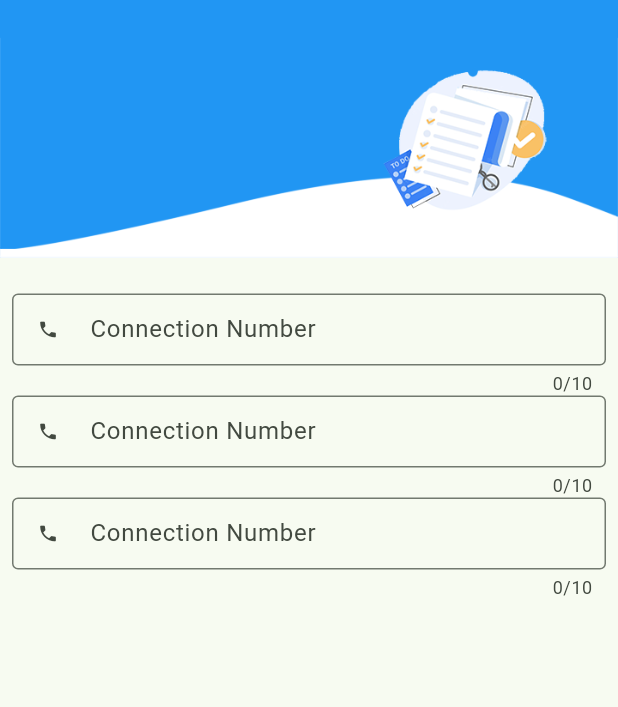
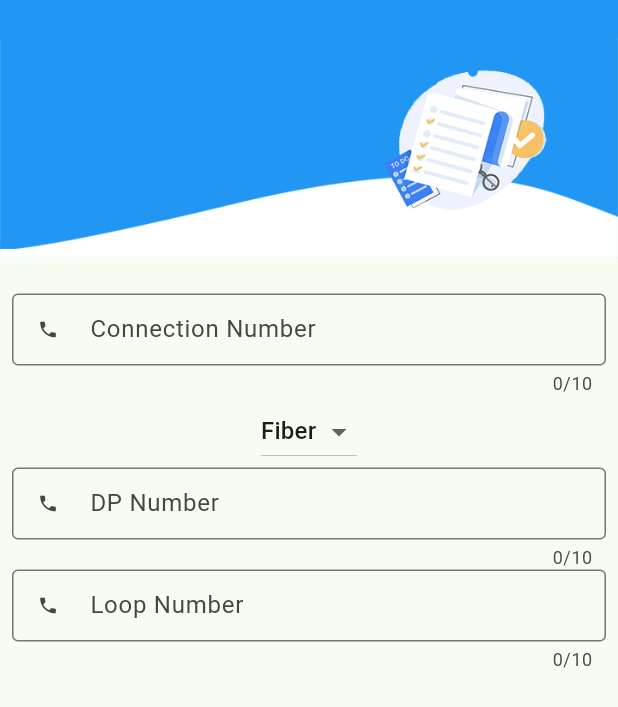
Before and after one commit to akilama471/Telecommunications-repair-management-app, a Flutter app: the NewRepairView screen opened directly, on a phone screen of 412 x 824 dp. Shown: the top 707 px of the screen. Run offline on Flutter 3.47's test engine with Material 2 defaults, Android fonts, the phone set to English and light mode, and no system bars; our stand-ins replace cloud_firestore, firebase_auth, firebase_core, fluttertoast, get, google_fonts; accounts and stored records are empty.

Commit message:
view update

```diff
--- a/lib/module/admin/views/new_repair.dart
+++ b/lib/module/admin/views/new_repair.dart
@@ -9,6 +9,7 @@ class NewRepairView extends StatefulWidget {
 }
 
 class _NewRepairViewState extends State<NewRepairView> {
+  String _dropdownValue = "fiber";
   @override
   Widget build(BuildContext context) => SafeArea(
       child: Scaffold(
@@ -25,16 +26,38 @@ class _NewRepairViewState extends State<NewRepairView> {
                     padding: const EdgeInsets.all(8.0),
                     child: Column(
                       crossAxisAlignment: CrossAxisAlignment.center,
-                      children: const [
+                      children: [
                         // connection number , connection type, MDF , TID TAG
                         // dp number , Loop Number
                         // fault Type[OverHead , UG , Internal],
-                        FormTextWidget(inputType: TextInputType.number, labelText: "Connection Number", hintText: "Connection Number", maxLength: 10, prefixIcon: Icons.phone, textInputAction: TextInputAction.next),
-                        FormTextWidget(inputType: TextInputType.number, labelText: "Connection Number", hintText: "Connection Number", maxLength: 10, prefixIcon: Icons.phone, textInputAction: TextInputAction.next),
-                        FormTextWidget(inputType: TextInputType.number, labelText: "Connection Number", hintText: "Connection Number", maxLength: 10, prefixIcon: Icons.phone, textInputAction: TextInputAction.next)
+                        const FormTextWidget(inputType: TextInputType.number, labelText: "Connection Number", hintText: "Enter Connection Number Here", maxLength: 10, prefixIcon: Icons.phone, textInputAction: TextInputAction.next),
+                        DropdownButton(
+                          items: const [
+                            DropdownMenuItem(
+                              value: "fiber",
+                              child: Text("Fiber"),
+                            ),
+                            DropdownMenuItem(
+                              value: "adsl",
+                              child: Text("ADSL"),
+                            )
+                          ],
+                          value: _dropdownValue,
+                          onChanged: dropdownCallback,
+                        ),
+                        const FormTextWidget(inputType: TextInputType.number, labelText: "DP Number", hintText: "Enter DP Number Here", maxLength: 10, prefixIcon: Icons.phone, textInputAction: TextInputAction.next),
+                        const FormTextWidget(inputType: TextInputType.number, labelText: "Loop Number", hintText: "Enter Loop Number Here", maxLength: 10, prefixIcon: Icons.phone, textInputAction: TextInputAction.next)
                       ],
                     ),
                   ))
                 ],
               ))));
+
+  dropdownCallback(String? selectedValue) {
+    if (selectedValue is String) {
+      setState(() {
+        _dropdownValue = selectedValue;
+      });
+    }
+  }
 }
```
